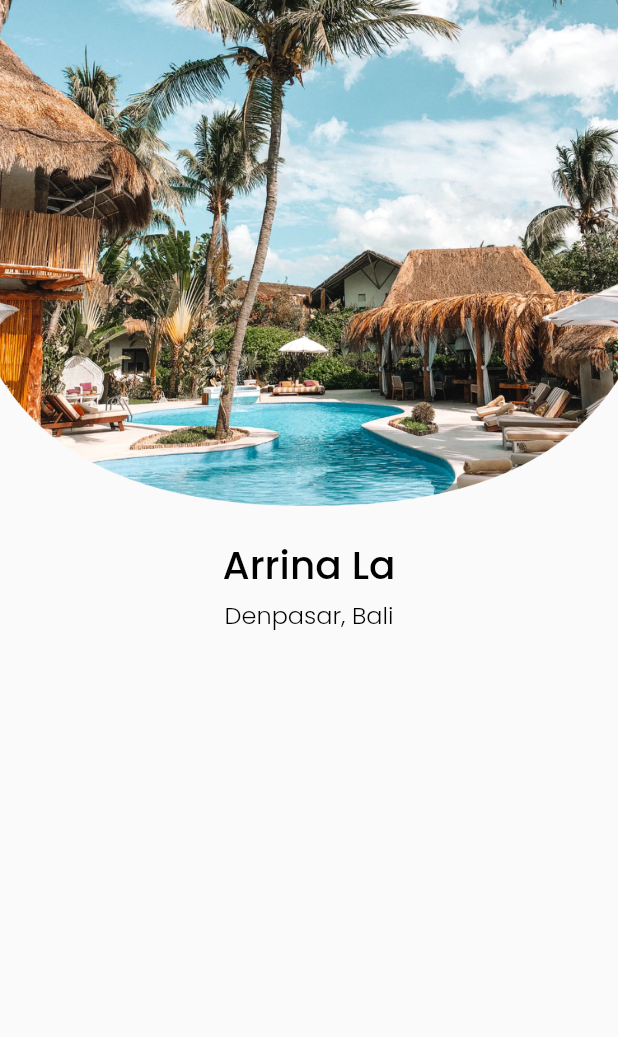
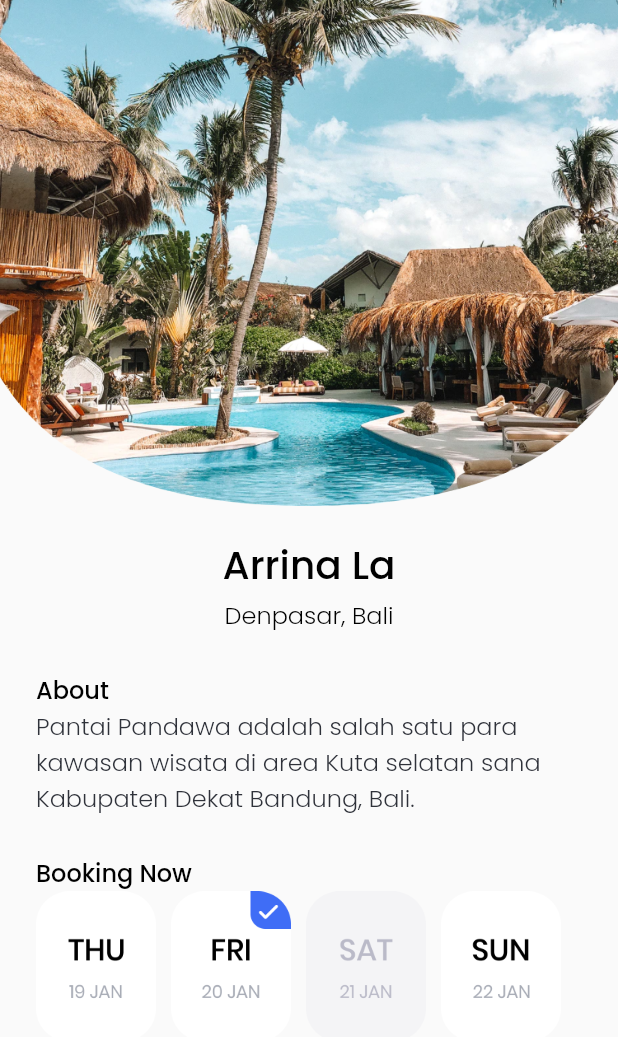
Before and after one commit to Jerry2204/Seven-Days-Flutter, a Flutter app: the screen it shows after launch, on a phone screen of 412 x 824 dp. Shown: the top 1037 px of the screen. Run offline on Flutter 3.47's test engine with Material 2 defaults, Android fonts, the phone set to English and light mode, and no system bars; our stand-ins replace google_fonts.

Commit message:
about and date section

```diff
--- a/lib/pages/second_trade.dart
+++ b/lib/pages/second_trade.dart
@@ -30,6 +30,77 @@ class SecondTrade extends StatelessWidget {
               fontWeight: FontWeight.w300,
             ),
           ),
+          SizedBox(
+            height: 26,
+          ),
+          Padding(
+            padding: const EdgeInsets.only(left: 24),
+            child: Column(
+              crossAxisAlignment: CrossAxisAlignment.start,
+              children: [
+                Text(
+                  'About',
+                  style: GoogleFonts.poppins(
+                    color: Colors.black,
+                    fontSize: 16,
+                    fontWeight: FontWeight.w500,
+                  ),
+                ),
+                Text(
+                  'Pantai Pandawa adalah salah satu para \nkawasan wisata di area Kuta selatan sana \nKabupaten Dekat Bandung, Bali.',
+                  style: GoogleFonts.poppins(
+                    color: Color(0xff2F323A),
+                    fontSize: 16,
+                    fontWeight: FontWeight.w300,
+                  ),
+                ),
+                SizedBox(
+                  height: 26,
+                ),
+                Text(
+                  'Booking Now',
+                  style: GoogleFonts.poppins(
+                    color: Colors.black,
+                    fontSize: 16,
+                    fontWeight: FontWeight.w500,
+                  ),
+                ),
+                Row(
+                  children: [
+                    Image.asset(
+                      'assets/day_1.png',
+                      width: 80,
+                      height: 100,
+                    ),
+                    SizedBox(
+                      width: 10,
+                    ),
+                    Image.asset(
+                      'assets/day_2.png',
+                      width: 80,
+                      height: 100,
+                    ),
+                    SizedBox(
+                      width: 10,
+                    ),
+                    Image.asset(
+                      'assets/day_3.png',
+                      width: 80,
+                      height: 100,
+                    ),
+                    SizedBox(
+                      width: 10,
+                    ),
+                    Image.asset(
+                      'assets/day_4.png',
+                      width: 80,
+                      height: 100,
+                    ),
+                  ],
+                )
+              ],
+            ),
+          )
         ],
       ),
     );
```
